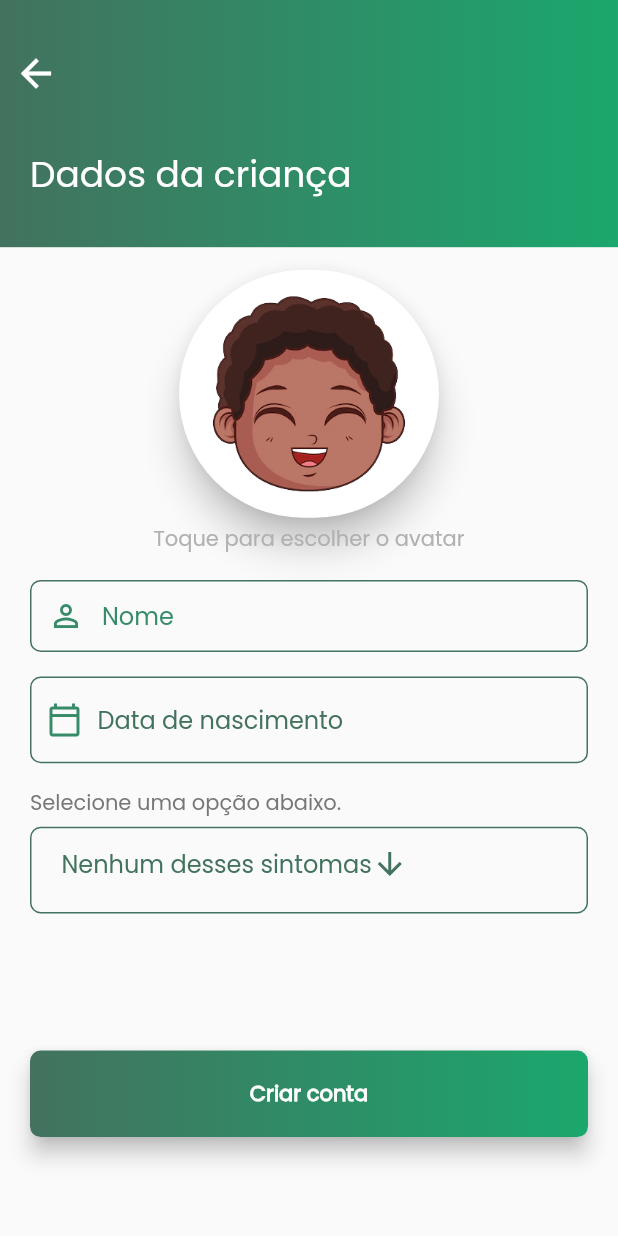
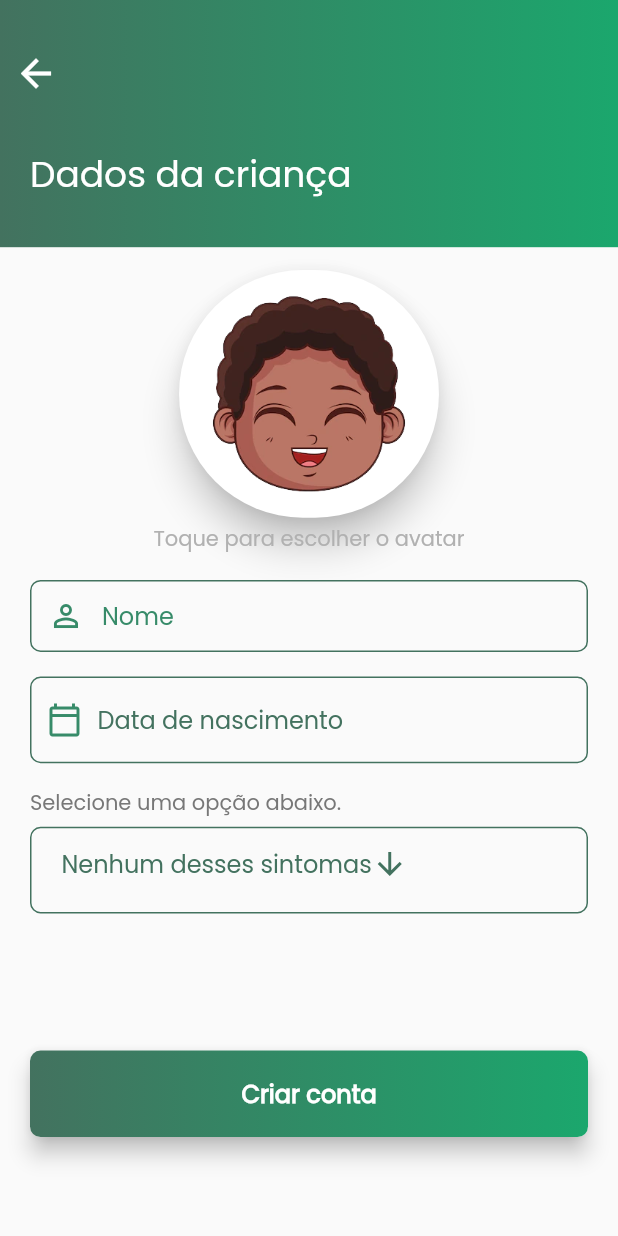
Before and after one commit to WemersonDamasceno/fono-play-tcc, a Flutter app: the DadosDaCriancaPage screen opened directly, on a phone screen of 412 x 824 dp. Run offline on Flutter 3.47's test engine with Material 2 defaults, Android fonts, the light colour scheme and no system bars; our stand-ins replace flutter_mobx, mobx; generated files the repository leaves out were written again.

Commit message:
Estilos do botao

```diff
--- a/lib/main.dart
+++ b/lib/main.dart
@@ -29,7 +29,7 @@ class MyApp extends StatelessWidget {
       supportedLocales: const [
         Locale("pt", "BR"),
       ],
-      home: const DadosDaCriancaPage(),
+      home: const SplashPage(),
       initialRoute: '/',
       routes: {
         '/splash': (context) => const SplashPage(),
--- a/lib/src/pages/login/criar_conta/dados_da_crianca/dados_da_crianca_page.dart
+++ b/lib/src/pages/login/criar_conta/dados_da_crianca/dados_da_crianca_page.dart
@@ -19,7 +19,6 @@ class _DadosDaCriancaPageState extends State<DadosDaCriancaPage> {
   final _formKey = GlobalKey<FormState>();
   final nomeCriancaController = TextEditingController();
   final dataNascimentoController = TextEditingController();
-
   String sintomasDropMenu = "Nenhum desses sintomas";
 
   @override
--- a/lib/src/pages/login/criar_conta/dados_do_responsavel/criar_conta_page.dart
+++ b/lib/src/pages/login/criar_conta/dados_do_responsavel/criar_conta_page.dart
@@ -205,7 +205,7 @@ class _LoginCriarContaPageState extends State<LoginCriarContaPage> {
                       texto: "Continuar",
                       onPressed: () {
                         if (checkTermosUso) {
-                          Navigator.pop(
+                          Navigator.push(
                             context,
                             PageRouteBuilder(
                                 transitionDuration: const Duration(seconds: 1),
--- a/lib/src/pages/widgets/button_gradiente_widget.dart
+++ b/lib/src/pages/widgets/button_gradiente_widget.dart
@@ -33,6 +33,7 @@ class ButtonGradienteWidget extends StatelessWidget {
             texto,
             style: const TextStyle(
               color: Colors.white,
+              fontSize: 16,
               fontWeight: FontWeight.w900,
             ),
           ),
```
